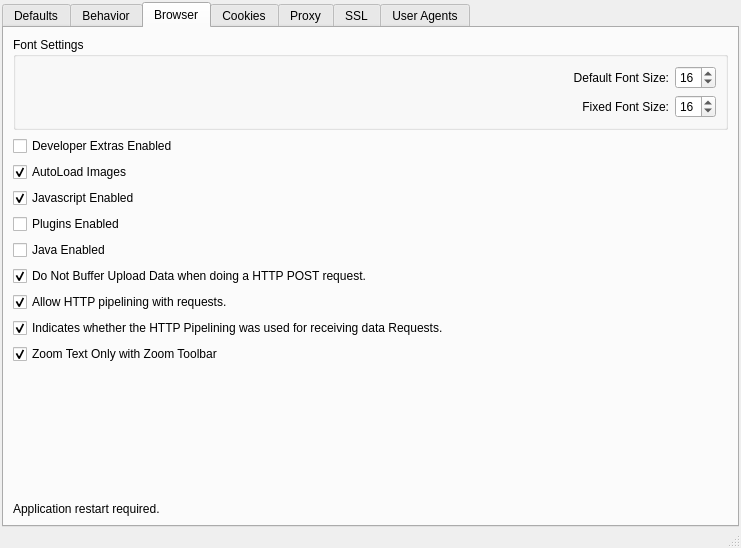
Old version of the form src/configdialog/configdialogui.ui in the repository HJCMS/xhtmldbg.
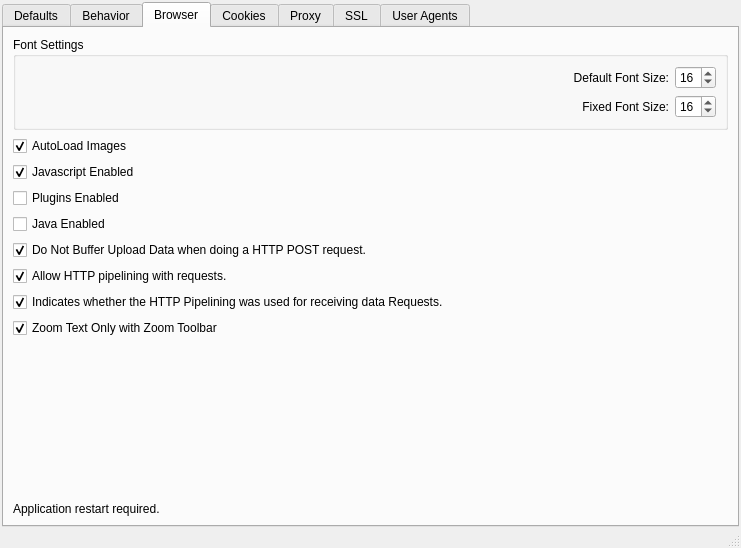
New version of the form. The open tabs and pages were chosen to show the change. Custom widgets are drawn as their Qt base class.

Diff of the .ui file:
```diff
--- a/src/configdialog/configdialogui.ui
+++ b/src/configdialog/configdialogui.ui
@@ -632,13 +632,6 @@
          </layout>
         </widget>
        </item>
-       <item>
-        <widget class="QCheckBox" name="DeveloperExtrasEnabled">
-         <property name="text">
-          <string>Developer Extras Enabled</string>
-         </property>
-        </widget>
-       </item>
        <item>
         <widget class="QCheckBox" name="AutoLoadImages">
          <property name="text">
```
Left out of the diff: 4 changed lines with no effect on the pictures.
